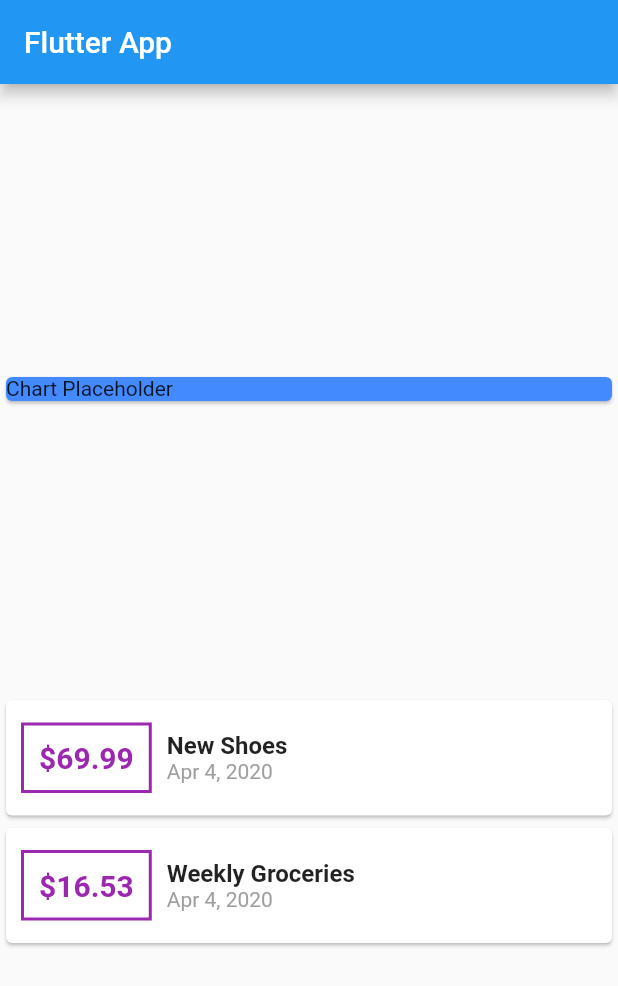
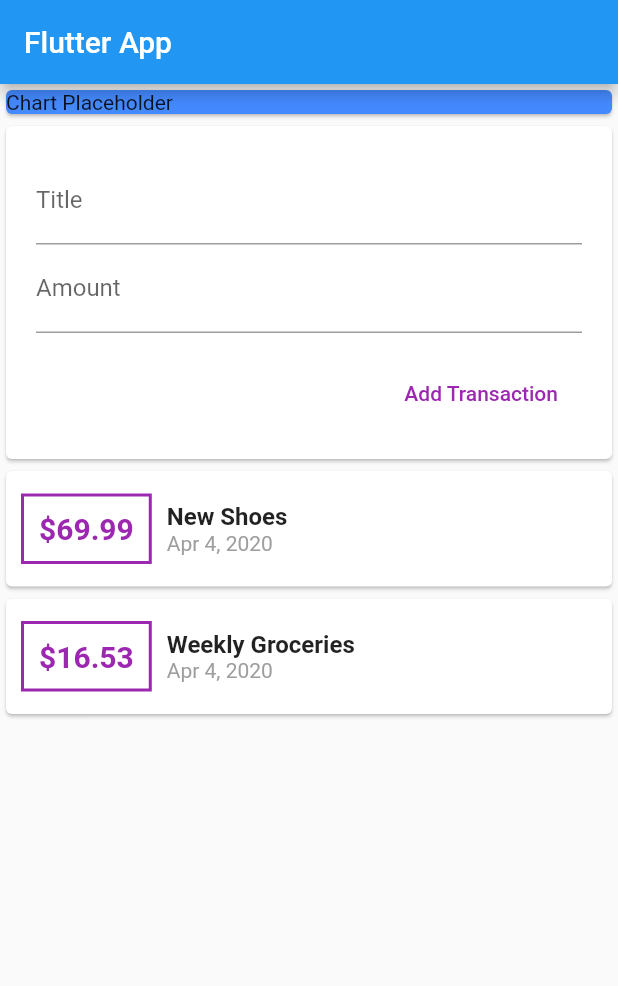
Before and after one commit to PatrickChow0803/Expenses-Tracker, a Flutter app: the screen it shows after launch, on a phone screen of 412 x 824 dp. Shown: the top 986 px of the screen. Run offline on Flutter 3.47's test engine with Material 2 defaults, Android fonts, the phone set to English and light mode, and no system bars.

Commit message:
Added a card with button to add a transaction

```diff
--- a/flutter_app/lib/screens/home_screen.dart
+++ b/flutter_app/lib/screens/home_screen.dart
@@ -25,13 +25,38 @@ class HomeScreen extends StatelessWidget {
           title: Text('Flutter App'),
         ),
         body: Column(
-          mainAxisAlignment: MainAxisAlignment.spaceEvenly,
+//          mainAxisAlignment: MainAxisAlignment.spaceEvenly,
+          crossAxisAlignment: CrossAxisAlignment.center,
           children: <Widget>[
             Container(
               width: double.infinity,
               child: Card(
                 color: Colors.blueAccent,
                 child: Text('Chart Placeholder'),
+              ),
+            ),
+            Card(
+              child: Container(
+                padding: EdgeInsets.all(20.0),
+                child: Column(
+                  crossAxisAlignment: CrossAxisAlignment.end,
+                  children: <Widget>[
+                    TextField(
+                      decoration: InputDecoration(labelText: 'Title'),
+                    ),
+                    TextField(
+                      decoration: InputDecoration(labelText: 'Amount'),
+                    ),
+                    Container(
+                      margin: EdgeInsets.only(top: 16.0),
+                      child: FlatButton(
+                        child: Text('Add Transaction'),
+                        textColor: Colors.purple,
+                        onPressed: () {},
+                      ),
+                    )
+                  ],
+                ),
               ),
             ),
             Column(
```
